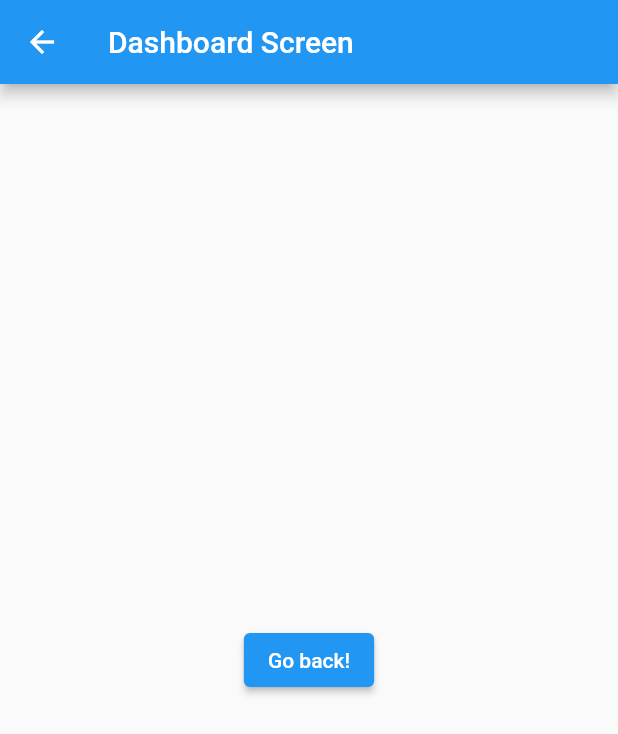
After one commit to vuzzan/neo_study, a Flutter app: the DashBoardScreen screen opened directly, on a phone screen of 412 x 824 dp. The commit adds this screen. Shown: the top 734 px of the screen. Run offline on Flutter 3.47's test engine with Material 2 defaults, Android fonts, the phone set to English and light mode, and no system bars.

Commit message:
Add new page Dashboard

```diff
--- /dev/null
+++ b/lib/login_screen/dash_board.dart
@@ -0,0 +1,28 @@
+import 'package:flutter/material.dart';
+
+class DashBoardScreen extends StatefulWidget {
+  const DashBoardScreen({Key? key}) : super(key: key);
+  static const routeName = '/dashboard';
+
+  @override
+  _DashBoardScreenState createState() => _DashBoardScreenState();
+}
+
+class _DashBoardScreenState extends State<DashBoardScreen> {
+  @override
+  Widget build(BuildContext context) {
+    return Scaffold(
+      appBar: AppBar(
+        title: const Text("Dashboard Screen"),
+      ),
+      body: Center(
+        child: ElevatedButton(
+          onPressed: () {
+            Navigator.pop(context);
+          },
+          child: const Text('Go back!'),
+        ),
+      ),
+    );
+  }
+}
```
Also changed, not shown: lib/login_screen/login_screen.dart (+34 -18 lines).
